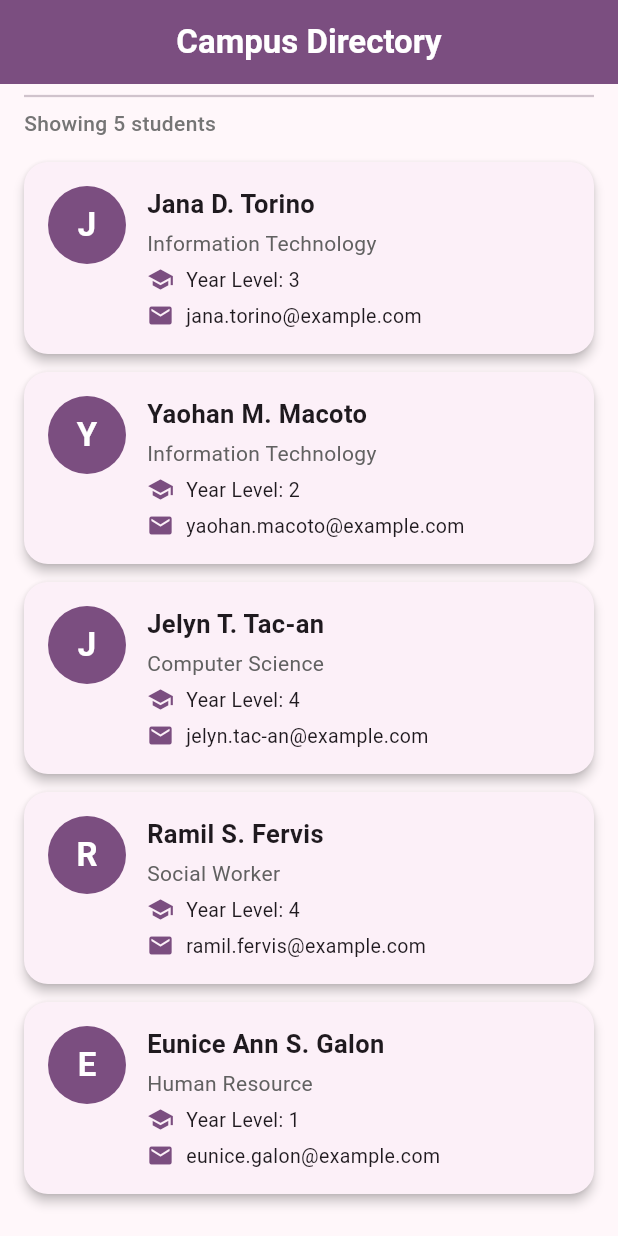
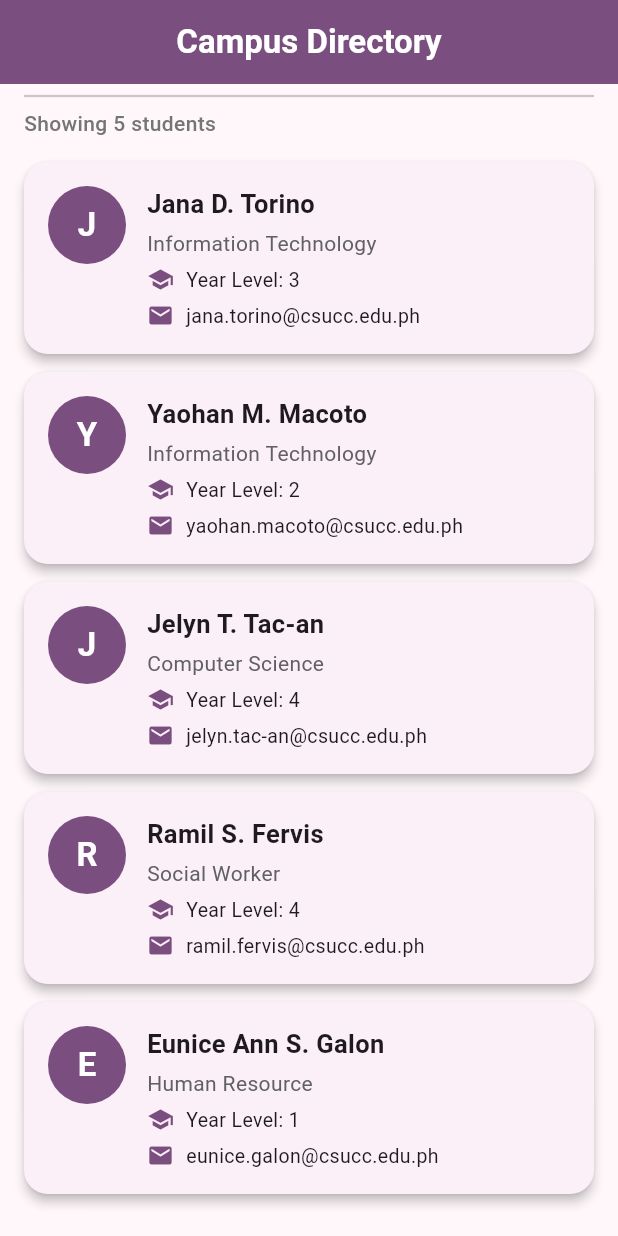
Before and after one commit to janatorino-coder/stateless_lab_torino, a Flutter app: the screen it shows after launch, scrolled down 47 dp, on a phone screen of 412 x 824 dp. Run offline on Flutter 3.47's test engine with Material 3 defaults, Android fonts, the phone set to English and light mode, and no system bars.

Commit message:
Changing the email of students

```diff
--- a/lib/main.dart
+++ b/lib/main.dart
@@ -26,31 +26,31 @@ const List<Student> students = [
     name: 'Jana D. Torino',
     course: 'Information Technology',
     yearLevel: 3,
-    email: 'jana.torino@example.com'
+    email: 'jana.torino@csucc.edu.ph'
   ),
   Student(
     name: 'Yaohan M. Macoto',
     course: 'Information Technology',
     yearLevel: 2,
-    email: 'yaohan.macoto@example.com'
+    email: 'yaohan.macoto@csucc.edu.ph'
   ),
   Student(
     name: 'Jelyn T. Tac-an',
     course: 'Computer Science',
     yearLevel: 4,
-    email: 'jelyn.tac-an@example.com'
+    email: 'jelyn.tac-an@csucc.edu.ph'
   ),
   Student(
     name: 'Ramil S. Fervis',
     course: 'Social Worker',
     yearLevel: 4,
-    email: 'ramil.fervis@example.com'
+    email: 'ramil.fervis@csucc.edu.ph'
   ),
   Student(
     name: 'Eunice Ann S. Galon',
     course: 'Human Resource',
     yearLevel: 1,
-    email: 'eunice.galon@example.com'
+    email: 'eunice.galon@csucc.edu.ph'
   )
 ];
 
```
